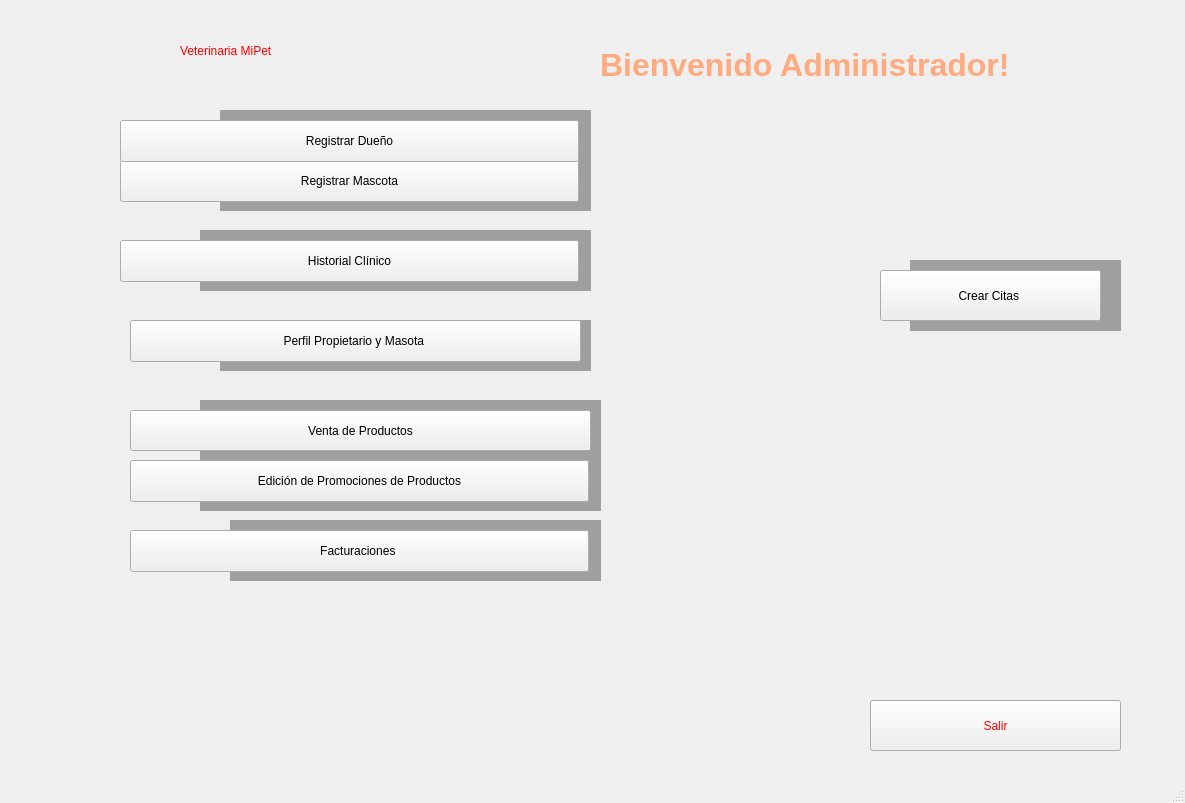
First picture: the form in Interfaz/Ventana7.ui, repository elesteban-os/MyPetsCR, before the edit.
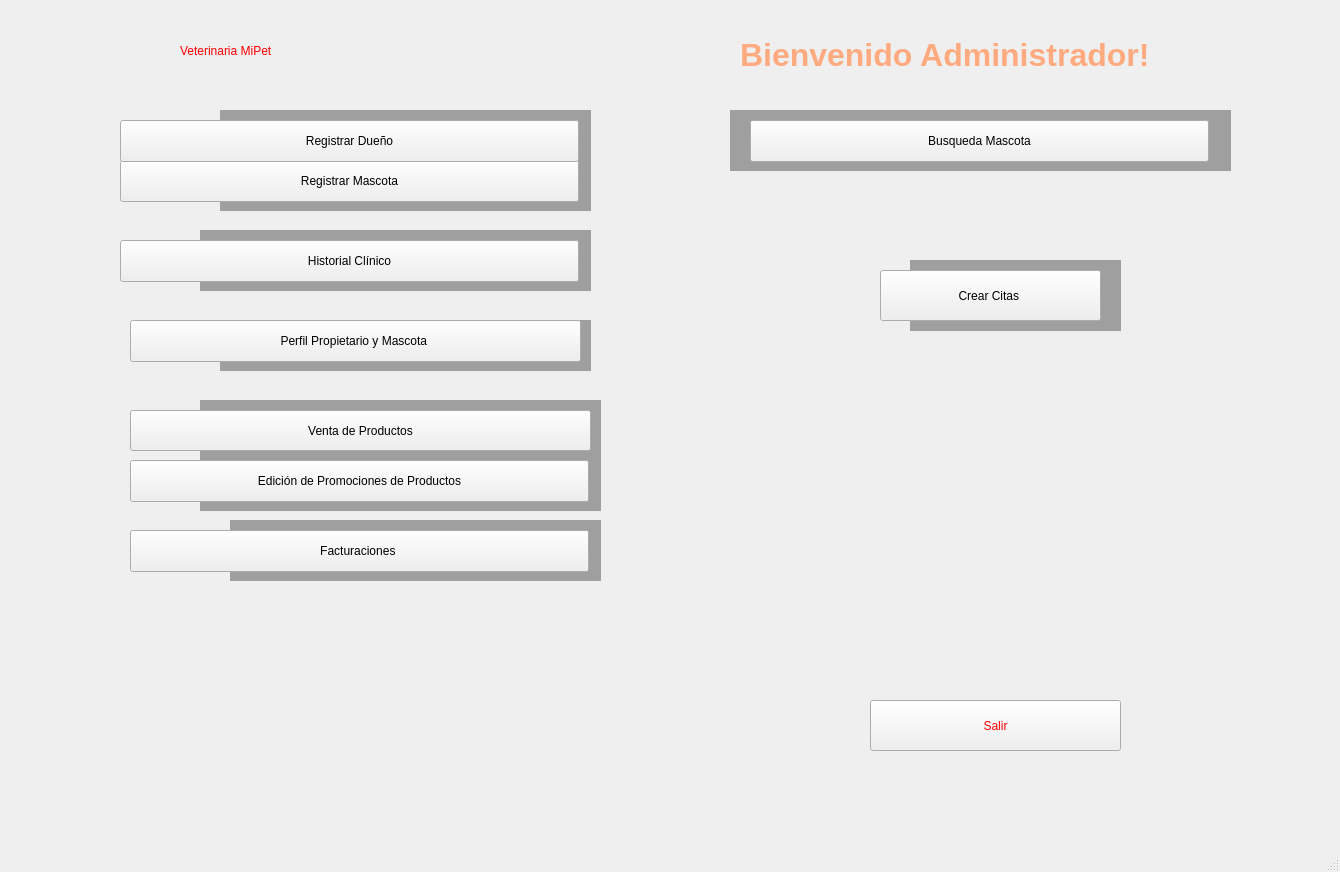
Second picture: the form after the edit. Icons and pictures are not drawn.

What changed in the file:
```diff
--- a/Interfaz/Ventana7.ui
+++ b/Interfaz/Ventana7.ui
@@ -9,8 +9,8 @@
    <rect>
     <x>0</x>
     <y>0</y>
-    <width>1185</width>
-    <height>803</height>
+    <width>1340</width>
+    <height>872</height>
    </rect>
   </property>
   <property name="windowTitle">
@@ -29,7 +29,7 @@
      <rect>
       <x>180</x>
       <y>0</y>
-      <width>391</width>
+      <width>501</width>
       <height>101</height>
      </rect>
     </property>
@@ -209,8 +209,8 @@
    <widget class="QLabel" name="label_2">
     <property name="geometry">
      <rect>
-      <x>600</x>
-      <y>40</y>
+      <x>740</x>
+      <y>30</y>
       <width>551</width>
       <height>51</height>
      </rect>
@@ -316,7 +316,7 @@
      <string notr="true">font: 16pt &quot;MS Shell Dlg 2&quot;;</string>
     </property>
     <property name="text">
-     <string>Perfil Propietario y Masota </string>
+     <string>Perfil Propietario y Mascota </string>
     </property>
    </widget>
    <widget class="QPushButton" name="pushButton_7">
@@ -413,6 +413,33 @@
      <string>Venta de Productos</string>
     </property>
    </widget>
+   <widget class="QPushButton" name="pushButtonBuscarMascota">
+    <property name="geometry">
+     <rect>
+      <x>750</x>
+      <y>120</y>
+      <width>459</width>
+      <height>42</height>
+     </rect>
+    </property>
+    <property name="styleSheet">
+     <string notr="true">font: 16pt &quot;MS Shell Dlg 2&quot;;</string>
+    </property>
+    <property name="text">
+     <string>Busqueda Mascota</string>
+    </property>
+   </widget>
+   <widget class="QMdiArea" name="mdiArea_6">
+    <property name="geometry">
+     <rect>
+      <x>730</x>
+      <y>110</y>
+      <width>501</width>
+      <height>61</height>
+     </rect>
+    </property>
+   </widget>
+   <zorder>mdiArea_6</zorder>
    <zorder>mdiArea_11</zorder>
    <zorder>mdiArea_5</zorder>
    <zorder>mdiArea_4</zorder>
@@ -437,14 +464,15 @@
    <zorder>pushButton_6</zorder>
    <zorder>pushButton_1</zorder>
    <zorder>pushButton</zorder>
+   <zorder>pushButtonBuscarMascota</zorder>
   </widget>
   <widget class="QMenuBar" name="menubar">
    <property name="geometry">
     <rect>
      <x>0</x>
      <y>0</y>
-     <width>1185</width>
-     <height>21</height>
+     <width>1340</width>
+     <height>26</height>
     </rect>
    </property>
   </widget>
```
